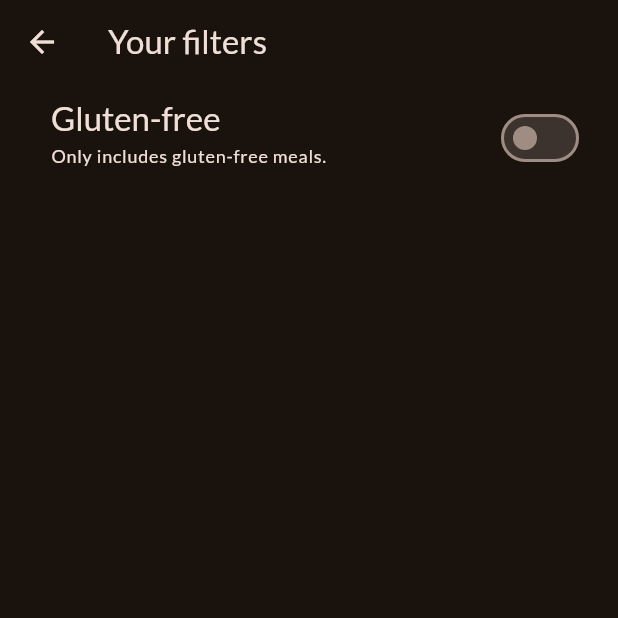
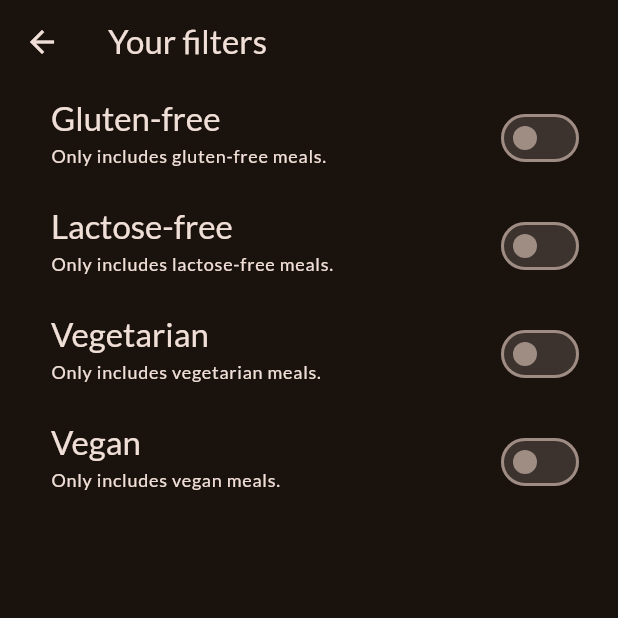
Before and after one commit to damian-rog/meals, a Flutter app: the FiltersScreen screen opened directly, on a phone screen of 412 x 824 dp, the top half of it. Run offline on Flutter 3.47's test engine with Material 2 defaults, Android fonts, the phone set to English and light mode, and no system bars; our stand-ins replace google_fonts, transparent_image.

Commit message:
more filters added (SwitchListTile)

```diff
--- a/lib/screens/filters.dart
+++ b/lib/screens/filters.dart
@@ -13,6 +13,9 @@ class FiltersScreen extends StatefulWidget {
 
 class _FiltersScreenState extends State<FiltersScreen> {
   var _glutenFreeFilterSet = false;
+  var _lactoseFreeFilterSet = false;
+  var _vegetarianilterSet = false;
+  var _veganFilterSet = false;
 
   @override
   Widget build(BuildContext context) {
@@ -56,7 +59,73 @@ class _FiltersScreenState extends State<FiltersScreen> {
             ),
             activeColor: Theme.of(context).colorScheme.tertiary,
             contentPadding: const EdgeInsets.only(left: 34, right: 22),
-          )
+          ),
+          SwitchListTile(
+            value: _lactoseFreeFilterSet,
+            onChanged: (isChecked) {
+              setState(() {
+                _lactoseFreeFilterSet = isChecked;
+              });
+            },
+            title: Text(
+              'Lactose-free',
+              style: Theme.of(context).textTheme.titleLarge!.copyWith(
+                    color: Theme.of(context).colorScheme.onBackground,
+                  ),
+            ),
+            subtitle: Text(
+              'Only includes lactose-free meals.',
+              style: Theme.of(context).textTheme.labelMedium!.copyWith(
+                    color: Theme.of(context).colorScheme.onBackground,
+                  ),
+            ),
+            activeColor: Theme.of(context).colorScheme.tertiary,
+            contentPadding: const EdgeInsets.only(left: 34, right: 22),
+          ),
+          SwitchListTile(
+            value: _vegetarianilterSet,
+            onChanged: (isChecked) {
+              setState(() {
+                _vegetarianilterSet = isChecked;
+              });
+            },
+            title: Text(
+              'Vegetarian',
+              style: Theme.of(context).textTheme.titleLarge!.copyWith(
+                    color: Theme.of(context).colorScheme.onBackground,
+                  ),
+            ),
+            subtitle: Text(
+              'Only includes vegetarian meals.',
+              style: Theme.of(context).textTheme.labelMedium!.copyWith(
+                    color: Theme.of(context).colorScheme.onBackground,
+                  ),
+            ),
+            activeColor: Theme.of(context).colorScheme.tertiary,
+            contentPadding: const EdgeInsets.only(left: 34, right: 22),
+          ),
+          SwitchListTile(
+            value: _veganFilterSet,
+            onChanged: (isChecked) {
+              setState(() {
+                _veganFilterSet = isChecked;
+              });
+            },
+            title: Text(
+              'Vegan',
+              style: Theme.of(context).textTheme.titleLarge!.copyWith(
+                    color: Theme.of(context).colorScheme.onBackground,
+                  ),
+            ),
+            subtitle: Text(
+              'Only includes vegan meals.',
+              style: Theme.of(context).textTheme.labelMedium!.copyWith(
+                    color: Theme.of(context).colorScheme.onBackground,
+                  ),
+            ),
+            activeColor: Theme.of(context).colorScheme.tertiary,
+            contentPadding: const EdgeInsets.only(left: 34, right: 22),
+          ),
         ],
       ),
     );
```
